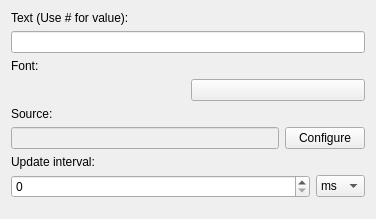
Old version of the form analog-meter/contents/ui/config.ui in the repository lmiphay/pdamsten-plasmoids.
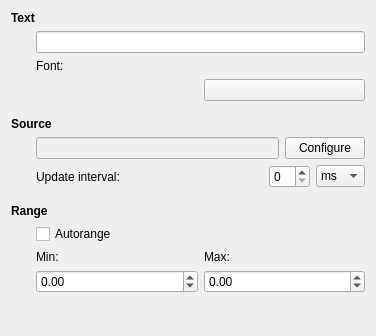
New version of the form. Custom widgets are drawn as their Qt base class.

The edit to the form file:
```diff
--- a/analog-meter/contents/ui/config.ui
+++ b/analog-meter/contents/ui/config.ui
@@ -7,14 +7,20 @@
     <x>0</x>
     <y>0</y>
     <width>376</width>
-    <height>219</height>
+    <height>336</height>
    </rect>
   </property>
-  <layout class="QVBoxLayout" name="verticalLayout">
+  <layout class="QVBoxLayout" name="verticalLayout_4">
    <item>
     <widget class="QLabel" name="label">
+     <property name="font">
+      <font>
+       <weight>75</weight>
+       <bold>true</bold>
+      </font>
+     </property>
      <property name="text">
-      <string>Text (Use # for value):</string>
+      <string>Text</string>
      </property>
      <property name="buddy">
       <cstring>headerEdit</cstring>
@@ -22,6 +28,11 @@
     </widget>
    </item>
    <item>
+    <layout class="QVBoxLayout" name="verticalLayout_2">
+     <property name="leftMargin">
+      <number>25</number>
+     </property>
+     <item>
     <widget class="KLineEdit" name="headerEdit">
      <property name="showClearButton" stdset="0">
       <bool>true</bool>
@@ -52,16 +63,45 @@
      </item>
     </layout>
    </item>
+    </layout>
+   </item>
+   <item>
+    <spacer name="verticalSpacer_2">
+     <property name="orientation">
+      <enum>Qt::Vertical</enum>
+     </property>
+     <property name="sizeType">
+      <enum>QSizePolicy::Maximum</enum>
+     </property>
+     <property name="sizeHint" stdset="0">
+      <size>
+       <width>20</width>
+       <height>10</height>
+      </size>
+     </property>
+    </spacer>
+   </item>
    <item>
     <widget class="QLabel" name="label_2">
+     <property name="font">
+      <font>
+       <weight>75</weight>
+       <bold>true</bold>
+      </font>
+     </property>
      <property name="text">
-      <string>Source:</string>
+      <string>Source</string>
      </property>
      <property name="buddy">
       <cstring>configureButton</cstring>
      </property>
     </widget>
    </item>
+   <item>
+    <layout class="QVBoxLayout" name="verticalLayout">
+     <property name="leftMargin">
+      <number>25</number>
+     </property>
    <item>
     <layout class="QHBoxLayout" name="horizontalLayout">
      <item>
@@ -81,7 +121,15 @@
     </layout>
    </item>
    <item>
+      <layout class="QHBoxLayout" name="horizontalLayout_2">
+       <item>
     <widget class="QLabel" name="intervalLabel">
+         <property name="sizePolicy">
+          <sizepolicy hsizetype="Expanding" vsizetype="Preferred">
+           <horstretch>0</horstretch>
+           <verstretch>0</verstretch>
+          </sizepolicy>
+         </property>
      <property name="text">
       <string>Update interval:</string>
      </property>
@@ -91,11 +139,9 @@
     </widget>
    </item>
    <item>
-    <layout class="QHBoxLayout" name="horizontalLayout_2">
-     <item>
       <widget class="KIntSpinBox" name="intervalSpin">
        <property name="sizePolicy">
-        <sizepolicy hsizetype="Expanding" vsizetype="Fixed">
+          <sizepolicy hsizetype="Minimum" vsizetype="Fixed">
          <horstretch>0</horstretch>
          <verstretch>0</verstretch>
         </sizepolicy>
@@ -136,6 +182,92 @@
         </property>
        </item>
       </widget>
+       </item>
+      </layout>
+     </item>
+    </layout>
+   </item>
+   <item>
+    <spacer name="verticalSpacer_3">
+     <property name="orientation">
+      <enum>Qt::Vertical</enum>
+     </property>
+     <property name="sizeType">
+      <enum>QSizePolicy::Maximum</enum>
+     </property>
+     <property name="sizeHint" stdset="0">
+      <size>
+       <width>20</width>
+       <height>10</height>
+      </size>
+     </property>
+    </spacer>
+   </item>
+   <item>
+    <widget class="QLabel" name="label_6">
+     <property name="font">
+      <font>
+       <weight>75</weight>
+       <bold>true</bold>
+      </font>
+     </property>
+     <property name="text">
+      <string>Range</string>
+     </property>
+     <property name="buddy">
+      <cstring>configureButton</cstring>
+     </property>
+    </widget>
+   </item>
+   <item>
+    <layout class="QVBoxLayout" name="verticalLayout_3">
+     <property name="leftMargin">
+      <number>25</number>
+     </property>
+     <item>
+      <widget class="QCheckBox" name="autorangeCheck">
+       <property name="text">
+        <string>Autorange</string>
+       </property>
+      </widget>
+     </item>
+     <item>
+      <layout class="QGridLayout" name="gridLayout">
+       <item row="0" column="0">
+        <widget class="QLabel" name="minLabel">
+         <property name="text">
+          <string>Min:</string>
+         </property>
+        </widget>
+       </item>
+       <item row="0" column="1">
+        <widget class="QLabel" name="maxLabel">
+         <property name="text">
+          <string>Max:</string>
+         </property>
+        </widget>
+       </item>
+       <item row="1" column="0">
+        <widget class="QDoubleSpinBox" name="minSpin">
+         <property name="minimum">
+          <double>-1000000000.000000000000000</double>
+         </property>
+         <property name="maximum">
+          <double>1000000000.000000000000000</double>
+         </property>
+        </widget>
+       </item>
+       <item row="1" column="1">
+        <widget class="QDoubleSpinBox" name="maxSpin">
+         <property name="minimum">
+          <double>-1000000000.000000000000000</double>
+         </property>
+         <property name="maximum">
+          <double>1000000000.000000000000000</double>
+         </property>
+        </widget>
+       </item>
+      </layout>
      </item>
     </layout>
    </item>
```
Left out of the diff: 9 changed lines with no effect on the pictures. Lines whose indentation alone changed are shown as unchanged.
